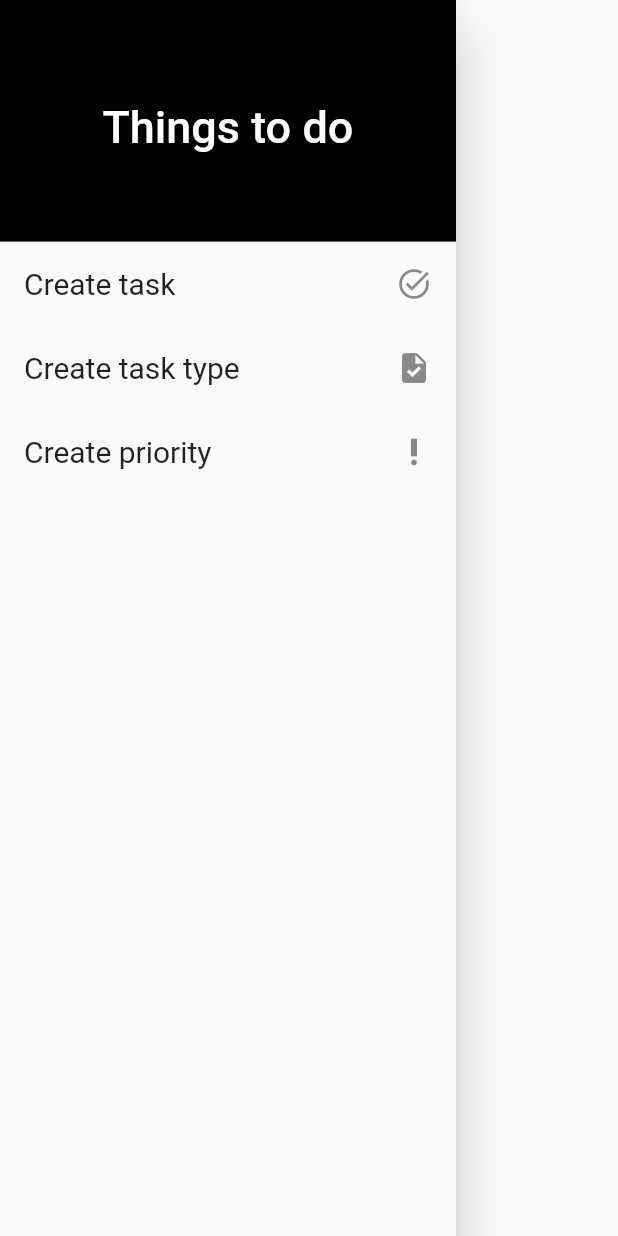
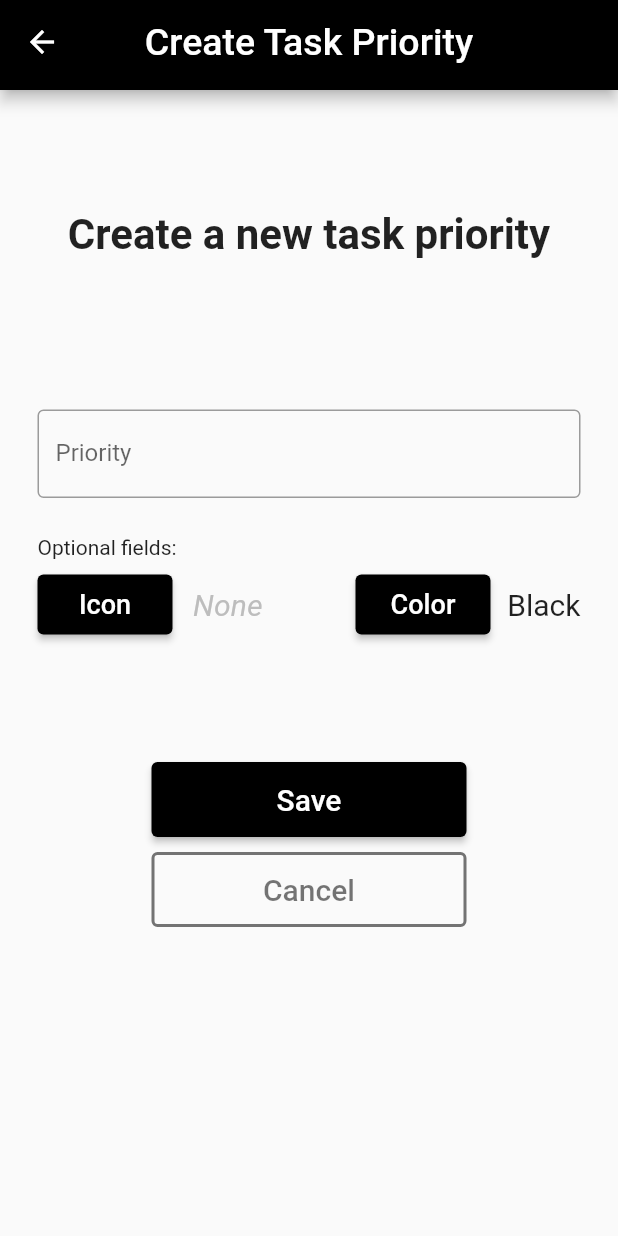
Before and after one commit to WindowsCrashed/TodoAppUni, a Flutter app: the AppDrawer widget shown alone on an empty page, opened directly, after a tap on "Create priority", on a phone screen of 412 x 824 dp. Run offline on Flutter 3.47's test engine with Material 2 defaults, Android fonts, the phone set to English and light mode, and no system bars.

Commit message:
Created basic scaffold of task priority

```diff
--- a/lib/main.dart
+++ b/lib/main.dart
@@ -1,4 +1,5 @@
 import 'package:flutter/material.dart';
+import 'package:todo_app_uni/pages/create_task_priority.dart';
 import 'package:todo_app_uni/pages/create_task_type.dart';
 import 'package:todo_app_uni/pages/home.dart';
 import 'package:todo_app_uni/services/seed_db.dart';
@@ -12,6 +13,7 @@ void main() {
     routes: {
       '/home': (context) => const Home(),
       '/create-task-type': (context) => const CreateTaskType(),
+      '/create-task-priority': (context) => const CreateTaskPriority(),
     },
     debugShowCheckedModeBanner: false,
   ));
--- /dev/null
+++ b/lib/pages/create_task_priority.dart
@@ -0,0 +1,221 @@
+import 'package:flutter/material.dart';
+import 'package:todo_app_uni/models/validation_response.dart';
+import 'package:todo_app_uni/widgets/app_appbar.dart';
+import 'package:todo_app_uni/services/task_type_service.dart';
+
+class CreateTaskPriority extends StatefulWidget {
+  const CreateTaskPriority({Key? key}) : super(key: key);
+
+  @override
+  State<CreateTaskPriority> createState() => _CreateTaskPriorityState();
+}
+
+class _CreateTaskPriorityState extends State<CreateTaskPriority> {
+  final _formKey = GlobalKey<FormState>();
+  // final _taskTypeService = TaskTypeService();
+
+  final TextEditingController priorityController = TextEditingController();
+
+  IconData? icon;
+  // IconData? icon = Icons.warning_amber;
+  Color? color;
+
+  void save() {
+    // if (_formKey.currentState!.validate()) {
+    //   FocusScope.of(context).unfocus();
+    //   ValidationResponse response = _taskTypeService.addTaskType(fieldController.text);
+    //   if (response.response) {
+    //     Navigator.pop(context);
+    //   }
+    //   ScaffoldMessenger.of(context).showSnackBar(SnackBar(content: Text(response.message)));
+    // }
+  }
+
+  void cancel() {
+    Navigator.pop(context);
+  }
+
+  Widget displayIcon() {
+    if (icon == null) {
+      return Text('None',
+        style: TextStyle(
+          fontSize: 20,
+          fontStyle: FontStyle.italic,
+          color: Colors.grey.shade400
+        ),
+      );
+    } else {
+      return Icon(icon, size: 40);
+    }
+  }
+
+  @override void dispose() {
+    priorityController.dispose();
+    super.dispose();
+  }
+
+  @override
+  Widget build(BuildContext context) {
+    return GestureDetector(
+      onTap: () => FocusScope.of(context).unfocus(),
+      child: Scaffold(
+        resizeToAvoidBottomInset: false,
+        appBar: const AppAppBar(title: 'Create Task Priority'),
+        body: Container(
+          margin: const EdgeInsets.symmetric(vertical: 80, horizontal: 25),
+          child: GestureDetector(
+            child: Column(
+              children: [
+                const Text('Create a new task priority',
+                  style: TextStyle(
+                      fontSize: 28,
+                      fontWeight: FontWeight.bold
+                  ),
+                ),
+                const SizedBox(
+                  height: 100,
+                ),
+                Form(
+                  key: _formKey,
+                  child: SizedBox(
+                    height: 345,
+                    child: Column(
+                      mainAxisAlignment: MainAxisAlignment.spaceBetween,
+                      children: [
+                        SizedBox(
+                          height: 150,
+                          child: Column(
+                            mainAxisAlignment: MainAxisAlignment.spaceBetween,
+                            children: [
+                              TextFormField(
+                                controller: priorityController,
+                                decoration: const InputDecoration(
+                                  border: OutlineInputBorder(),
+                                  labelText: 'Priority',
+                                ),
+                                validator: (value) {
+                                  if (value == null || value.isEmpty) {
+                                    return 'Required field';
+                                  }
+                                  return null;
+                                },
+                              ),
+                              Column(
+                                crossAxisAlignment: CrossAxisAlignment.start,
+                                children: [
+                                  const Text('Optional fields:'),
+                                  const SizedBox(height: 10,),
+                                  Row(
+                                    mainAxisAlignment: MainAxisAlignment.spaceBetween,
+                                    children: [
+                                      SizedBox(
+                                        width: 150,
+                                        child: Row(
+                                          mainAxisAlignment: MainAxisAlignment.spaceBetween,
+                                          children: [
+                                            SizedBox(
+                                              height: 40,
+                                              width: 90,
+                                              child: ElevatedButton(
+                                                  onPressed: () {},
+                                                  style: ElevatedButton.styleFrom(
+                                                    backgroundColor: Colors.black
+                                                  ),
+                                                  child: const Text('Icon',
+                                                    style: TextStyle(
+                                                      fontSize: 18
+                                                    ),
+                                                  )
+                                              ),
+                                            ),
+                                            displayIcon()
+                                          ],
+                                        ),
+                                      ),
+                                      SizedBox(
+                                        width: 150,
+                                        child: Row(
+                                          mainAxisAlignment: MainAxisAlignment.spaceBetween,
+                                          children: [
+                                            SizedBox(
+                                              height: 40,
+                                              width: 90,
+                                              child: ElevatedButton(
+                                                  onPressed: () {},
+                                                  style: ElevatedButton.styleFrom(
+                                                      backgroundColor: Colors.black
+                                                  ),
+                                                  child: const Text('Color',
+                                                    style: TextStyle(
+                                                        fontSize: 18
+                                                    ),
+                                                  )
+                                              ),
+                                            ),
+                                            Text('Black',
+                                              style: TextStyle(
+                                                fontSize: 20
+                                              ),
+                                            )
+                                          ],
+                                        ),
+                                      )
+                                    ],
+                                  ),
+                                ],
+                              ),
+                            ],
+                          ),
+                        ),
+                        SizedBox(
+                          height: 110,
+                          child: Column(
+                            mainAxisAlignment: MainAxisAlignment.spaceBetween,
+                            children: [
+                              SizedBox(
+                                height: 50,
+                                width: 210,
+                                child: ElevatedButton(
+                                    onPressed: save,
+                                    style: ElevatedButton.styleFrom(
+                                      backgroundColor: Colors.black,
+                                      padding: const EdgeInsets.symmetric(horizontal: 80, vertical: 12),
+                                    ),
+                                    child: const Text('Save',
+                                      style: TextStyle(
+                                          fontSize: 20
+                                      ),
+                                    )
+                                ),
+                              ),
+                              SizedBox(
+                                height: 50,
+                                width: 210,
+                                child: OutlinedButton(
+                                    onPressed: cancel,
+                                    style: OutlinedButton.styleFrom(
+                                        foregroundColor: Colors.black54,
+                                        side: const BorderSide(width: 2, color: Colors.black54)
+                                    ),
+                                    child: const Text('Cancel',
+                                      style: TextStyle(
+                                          fontSize: 20
+                                      ),
+                                    )
+                                ),
+                              ),
+                            ],
+                          ),
+                        )
+                      ],
+                    ),
+                  ),
+                ),
+              ],
+            ),
+          ),
+        ),
+      ),
+    );
+  }
+}
--- a/lib/widgets/app_drawer.dart
+++ b/lib/widgets/app_drawer.dart
@@ -39,7 +39,9 @@ class AppDrawer extends StatelessWidget {
           DrawerListTile(
             title: 'Create priority',
             icon: Icons.priority_high,
-            onTap: () {},
+            onTap: () {
+              Navigator.pushNamed(context, '/create-task-priority');
+            },
           )
         ],
       ),
--- a/pubspec.yaml
+++ b/pubspec.yaml
@@ -31,6 +31,7 @@ dependencies:
   flutter:
     sdk: flutter
   intl: ^0.18.1
+  flutter_iconpicker: ^3.2.2
 
 
   # The following adds the Cupertino Icons font to your application.
```
Also changed, not shown: pubspec.lock.
